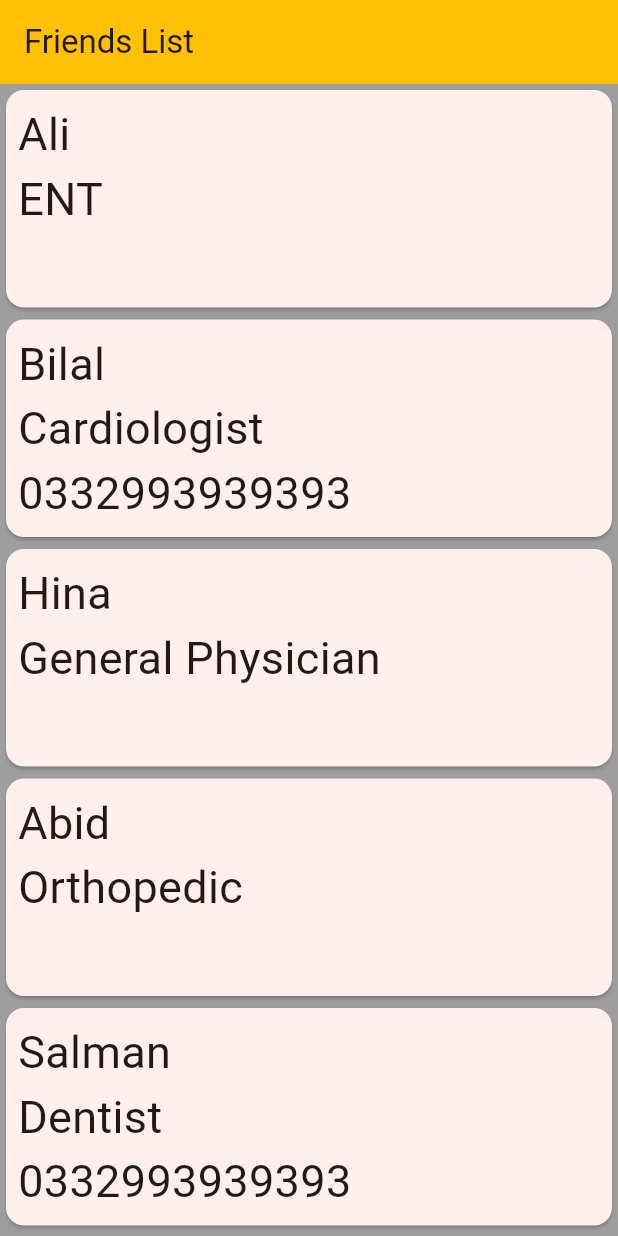
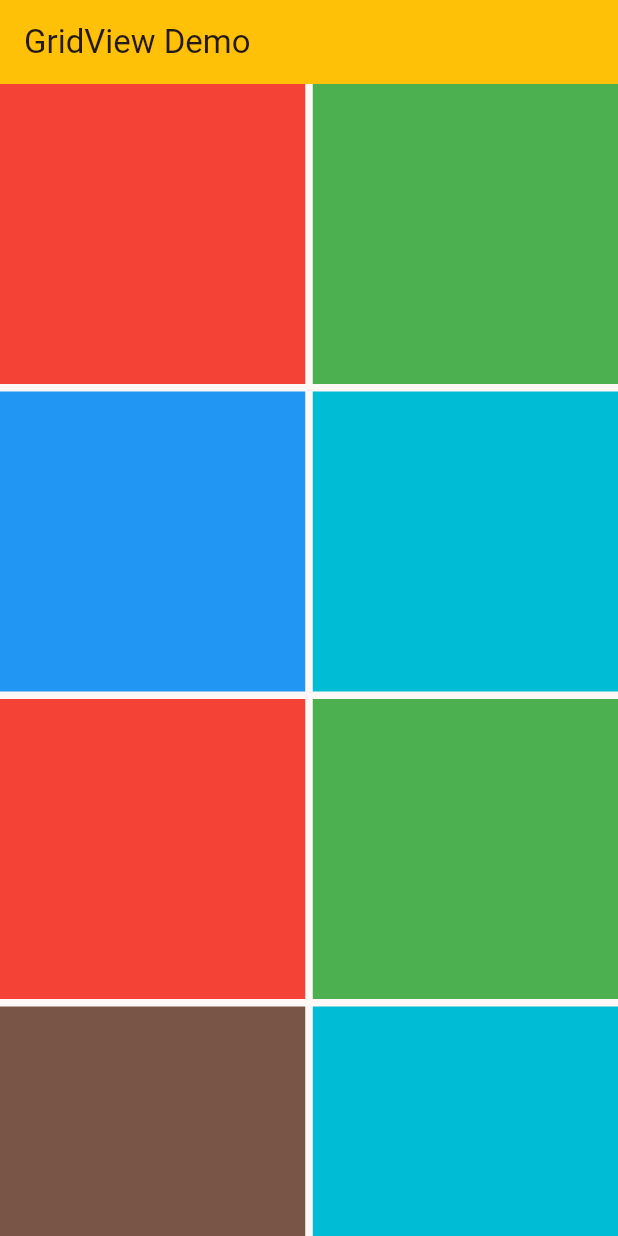
Before and after one commit to abidroid/akti_first_flutter_app, a Flutter app: the screen it shows after launch, on a phone screen of 412 x 824 dp. Run offline on Flutter 3.47's test engine with Material 3 defaults, Android fonts, the phone set to English and light mode, and no system bars.

Commit message:
simple gridview

```diff
--- a/lib/main.dart
+++ b/lib/main.dart
@@ -1,4 +1,5 @@
 import 'package:akti_first_flutter_app/screens/first_screen.dart';
+import 'package:akti_first_flutter_app/screens/gridview_demo_screen.dart';
 import 'package:akti_first_flutter_app/screens/listview_demo_screen.dart';
 import 'package:flutter/material.dart';
 
@@ -19,7 +20,7 @@ class MyApp extends StatelessWidget {
         colorScheme: ColorScheme.fromSeed(seedColor: Colors.red),
         useMaterial3: true,
       ),
-      home: const ListviewDemoScreen(),
+      home: const GridviewDemoScreen(),
     );
   }
 }
--- /dev/null
+++ b/lib/screens/gridview_demo_screen.dart
@@ -0,0 +1,63 @@
+import 'package:flutter/material.dart';
+
+import '../models/doctor.dart';
+
+class GridviewDemoScreen extends StatelessWidget {
+  const GridviewDemoScreen({super.key});
+
+  @override
+  Widget build(BuildContext context) {
+
+    List<Doctor> doctorsList = [
+      Doctor(name: 'Ali', spe: 'ENT'),
+      Doctor(name: 'Bilal', spe: 'Cardiologist', mobile: '0332993939393'),
+      Doctor(name: 'Hina', spe: 'General Physician'),
+      Doctor(name: 'Abid', spe: 'Orthopedic'),
+      Doctor(name: 'Salman', spe: 'Dentist', mobile: '0332993939393'),
+      Doctor(name: 'Gia', spe: 'Anesthesia'),
+    ];
+
+    return Scaffold(
+      appBar: AppBar(
+        backgroundColor: Colors.amber,
+        title: Text('GridView Demo'),
+      ),
+      body: GridView(
+        gridDelegate: SliverGridDelegateWithMaxCrossAxisExtent(
+            maxCrossAxisExtent: 300,
+            crossAxisSpacing: 5,
+          mainAxisSpacing: 5,
+          mainAxisExtent: 200,
+        ),
+        children: [
+          Container(color: Colors.red,),
+          Container(color: Colors.green,),
+          Container(color: Colors.blue,),
+          Container(color: Colors.cyan,),
+          Container(color: Colors.red,),
+          Container(color: Colors.green,),
+          Container(color: Colors.brown,),
+          Container(color: Colors.cyan,),
+          Container(color: Colors.red,),
+          Container(color: Colors.green,),
+          Container(color: Colors.blue,),
+          Container(color: Colors.cyan,),
+          Container(color: Colors.red,),
+          Container(color: Colors.yellow,),
+          Container(color: Colors.brown,),
+          Container(color: Colors.pink,),
+          Container(color: Colors.brown,),
+          Container(color: Colors.cyan,),
+          Container(color: Colors.red,),
+          Container(color: Colors.green,),
+          Container(color: Colors.blue,),
+          Container(color: Colors.cyan,),
+          Container(color: Colors.red,),
+          Container(color: Colors.yellow,),
+          Container(color: Colors.brown,),
+          Container(color: Colors.pink,),
+        ],
+      ),
+    );
+  }
+}
```
